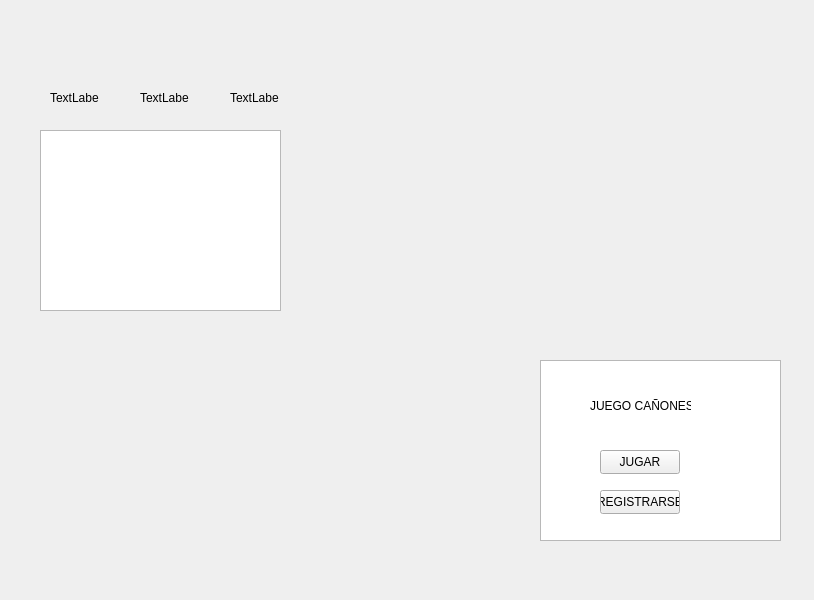
Qt form final_proyecto_prueba/mainwindow.ui (AlejandroNaranjoUdeA/Juego-Proyecto-Final) before a commit.
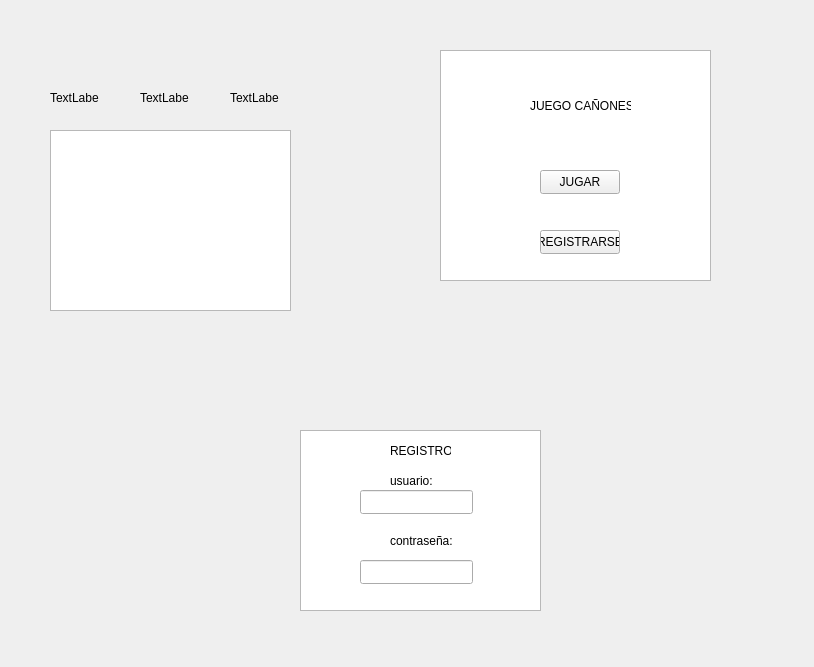
The same form after that commit.

Commit message: Se agregan ventanas

The edit to the form file:
```diff
--- a/final_proyecto_prueba/mainwindow.ui
+++ b/final_proyecto_prueba/mainwindow.ui
@@ -7,7 +7,7 @@
     <x>0</x>
     <y>0</y>
     <width>814</width>
-    <height>600</height>
+    <height>667</height>
    </rect>
   </property>
   <property name="windowTitle">
@@ -23,16 +23,6 @@
       <height>261</height>
      </rect>
     </property>
-    <widget class="QGraphicsView" name="graphicsView">
-     <property name="geometry">
-      <rect>
-       <x>10</x>
-       <y>60</y>
-       <width>241</width>
-       <height>181</height>
-      </rect>
-     </property>
-    </widget>
     <widget class="QLabel" name="L_nivel">
      <property name="geometry">
       <rect>
@@ -72,12 +62,22 @@
       <string>TextLabel</string>
      </property>
     </widget>
+    <widget class="QGraphicsView" name="graphicsView">
+     <property name="geometry">
+      <rect>
+       <x>20</x>
+       <y>60</y>
+       <width>241</width>
+       <height>181</height>
+      </rect>
+     </property>
+    </widget>
    </widget>
    <widget class="QWidget" name="Game_window_2" native="true">
     <property name="geometry">
      <rect>
-      <x>520</x>
-      <y>310</y>
+      <x>440</x>
+      <y>50</y>
       <width>291</width>
       <height>261</height>
      </rect>
@@ -85,18 +85,18 @@
     <widget class="QGraphicsView" name="graphicsView_2">
      <property name="geometry">
       <rect>
-       <x>20</x>
-       <y>50</y>
-       <width>241</width>
-       <height>181</height>
+       <x>0</x>
+       <y>0</y>
+       <width>271</width>
+       <height>231</height>
       </rect>
      </property>
     </widget>
     <widget class="QPushButton" name="pushButton">
      <property name="geometry">
       <rect>
-       <x>80</x>
-       <y>140</y>
+       <x>100</x>
+       <y>120</y>
        <width>80</width>
        <height>24</height>
       </rect>
@@ -108,7 +108,7 @@
     <widget class="QPushButton" name="pushButton_2">
      <property name="geometry">
       <rect>
-       <x>80</x>
+       <x>100</x>
        <y>180</y>
        <width>80</width>
        <height>24</height>
@@ -121,14 +121,93 @@
     <widget class="QLabel" name="label">
      <property name="geometry">
       <rect>
-       <x>70</x>
-       <y>80</y>
+       <x>90</x>
+       <y>30</y>
        <width>101</width>
-       <height>31</height>
+       <height>51</height>
       </rect>
      </property>
      <property name="text">
-      <string>JUEGO CAÑONES </string>
+      <string>JUEGO CAÑONES</string>
+     </property>
+    </widget>
+   </widget>
+   <widget class="QWidget" name="Game_window_3" native="true">
+    <property name="geometry">
+     <rect>
+      <x>280</x>
+      <y>400</y>
+      <width>291</width>
+      <height>261</height>
+     </rect>
+    </property>
+    <widget class="QGraphicsView" name="graphicsView_3">
+     <property name="geometry">
+      <rect>
+       <x>20</x>
+       <y>30</y>
+       <width>241</width>
+       <height>181</height>
+      </rect>
+     </property>
+    </widget>
+    <widget class="QLabel" name="label_2">
+     <property name="geometry">
+      <rect>
+       <x>110</x>
+       <y>40</y>
+       <width>61</width>
+       <height>21</height>
+      </rect>
+     </property>
+     <property name="text">
+      <string>REGISTRO:</string>
+     </property>
+    </widget>
+    <widget class="QLabel" name="label_3">
+     <property name="geometry">
+      <rect>
+       <x>110</x>
+       <y>70</y>
+       <width>51</width>
+       <height>21</height>
+      </rect>
+     </property>
+     <property name="text">
+      <string>usuario:</string>
+     </property>
+    </widget>
+    <widget class="QLineEdit" name="lineEdit">
+     <property name="geometry">
+      <rect>
+       <x>80</x>
+       <y>90</y>
+       <width>113</width>
+       <height>24</height>
+      </rect>
+     </property>
+    </widget>
+    <widget class="QLabel" name="label_4">
+     <property name="geometry">
+      <rect>
+       <x>110</x>
+       <y>130</y>
+       <width>71</width>
+       <height>21</height>
+      </rect>
+     </property>
+     <property name="text">
+      <string>contraseña:</string>
+     </property>
+    </widget>
+    <widget class="QLineEdit" name="lineEdit_2">
+     <property name="geometry">
+      <rect>
+       <x>80</x>
+       <y>160</y>
+       <width>113</width>
+       <height>24</height>
+      </rect>
      </property>
     </widget>
    </widget>
```
The commit also changes 3 other files.
